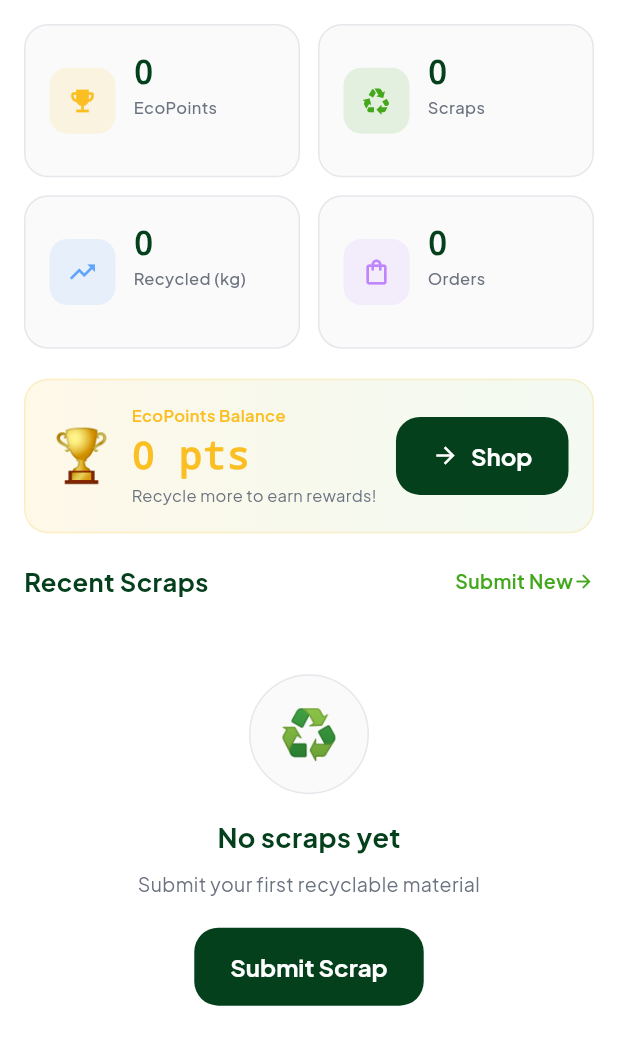
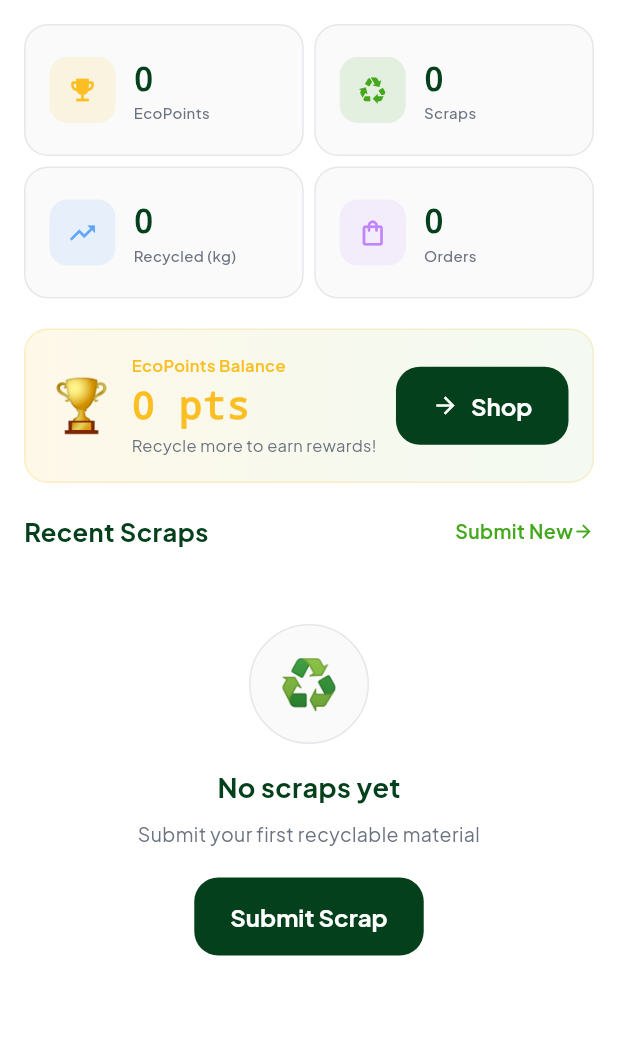
Before and after one commit to isha-stha0/ecotrade_final, a Flutter app: the HomeScreen screen opened directly with empty values, on a phone screen of 412 x 824 dp, the part 195-1236 px from its top. Run offline on Flutter 3.47's test engine with Material 3 defaults, Android fonts, the phone set to English and light mode, and no system bars; our stand-ins replace flutter_map, geolocator, google_fonts, image_picker, latlong2, shared_preferences; missing offline and left inert: dart:html; accounts and stored records are empty; network calls fail.

Commit message:
fix all changes

```diff
--- a/ecotrade_flutter/lib/screens/home/home_screen.dart
+++ b/ecotrade_flutter/lib/screens/home/home_screen.dart
@@ -69,13 +69,22 @@ class _HomeScreenState extends State<HomeScreen> {
               if (_loading) const EcoLoading()
               else ...[
                 // Stats
-                GridView.count(crossAxisCount: 2, shrinkWrap: true, physics: const NeverScrollableScrollPhysics(),
-                  crossAxisSpacing: 12, mainAxisSpacing: 12, childAspectRatio: 1.8, children: [
-                  StatCard(label: 'EcoPoints', value: '${user?.ecoPoints ?? 0}', icon: Icons.emoji_events, color: AppColors.yellow),
-                  StatCard(label: 'Scraps', value: '${scraps.length}', icon: Icons.recycling, color: AppColors.green400),
-                  StatCard(label: 'Recycled (kg)', value: '${user?.totalScraps.toStringAsFixed(0) ?? 0}', icon: Icons.trending_up, color: AppColors.blue),
-                  StatCard(label: 'Orders', value: '${orders.length}', icon: Icons.shopping_bag_outlined, color: AppColors.purple),
-                ]),
+                GridView(
+                  shrinkWrap: true,
+                  physics: const NeverScrollableScrollPhysics(),
+                  gridDelegate: const SliverGridDelegateWithFixedCrossAxisCount(
+                    crossAxisCount: 2,
+                    crossAxisSpacing: 7,
+                    mainAxisSpacing: 7,
+                    mainAxisExtent: 88,
+                  ),
+                  children: [
+                    StatCard(label: 'EcoPoints', value: '${user?.ecoPoints ?? 0}', icon: Icons.emoji_events, color: AppColors.yellow),
+                    StatCard(label: 'Scraps', value: '${scraps.length}', icon: Icons.recycling, color: AppColors.green400),
+                    StatCard(label: 'Recycled (kg)', value: '${user?.totalScraps.toStringAsFixed(0) ?? 0}', icon: Icons.trending_up, color: AppColors.blue),
+                    StatCard(label: 'Orders', value: '${orders.length}', icon: Icons.shopping_bag_outlined, color: AppColors.purple),
+                  ],
+                ),
                 const SizedBox(height: 20),
 
                 // EcoPoints Banner
--- a/ecotrade_flutter/lib/widgets/widgets.dart
+++ b/ecotrade_flutter/lib/widgets/widgets.dart
@@ -184,9 +184,15 @@ class StatCard extends StatelessWidget {
             const SizedBox(width: 12),
             Expanded(
               child: Column(
+                mainAxisSize: MainAxisSize.min,
                 crossAxisAlignment: CrossAxisAlignment.start,
                 children: [
-                  Text(
+                  SizedBox(
+                    width: double.infinity,
+                    child: FittedBox(
+                      fit: BoxFit.scaleDown,
+                      alignment: Alignment.centerLeft,
+                      child: Text(
                         value,
                         style: const TextStyle(
                           fontSize: 22,
@@ -195,10 +201,14 @@ class StatCard extends StatelessWidget {
                           fontFamily: 'monospace',
                         ),
                       ),
+                    ),
+                  ),
                   Text(
                     label,
+                    maxLines: 1,
+                    overflow: TextOverflow.ellipsis,
                     style: const TextStyle(
-                      fontSize: 11,
+                      fontSize: 10,
                       color: AppColors.textMuted,
                       fontWeight: FontWeight.w500,
                     ),
```
Also changed, not shown: ecotrade_flutter/lib/screens/collector/collector_screen.dart (+18 -6 lines), 2 other files. Lines whose indentation alone changed are shown as unchanged.
